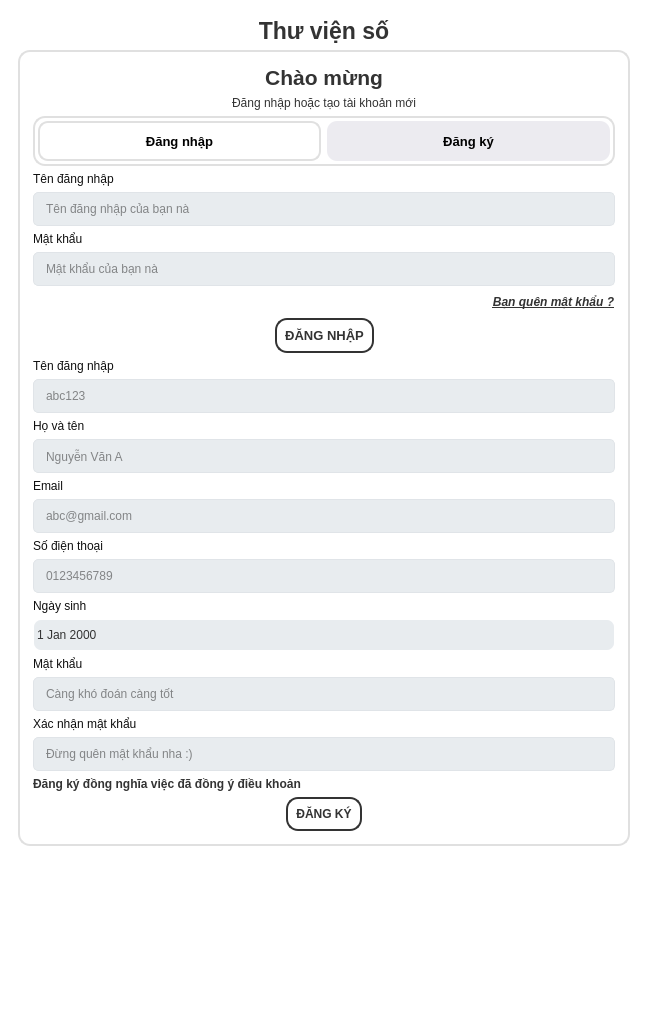
Before: the Qt Designer form dang_ky_dialog.ui in thanhtrung411/PBL2_new, drawn with Qt 5.
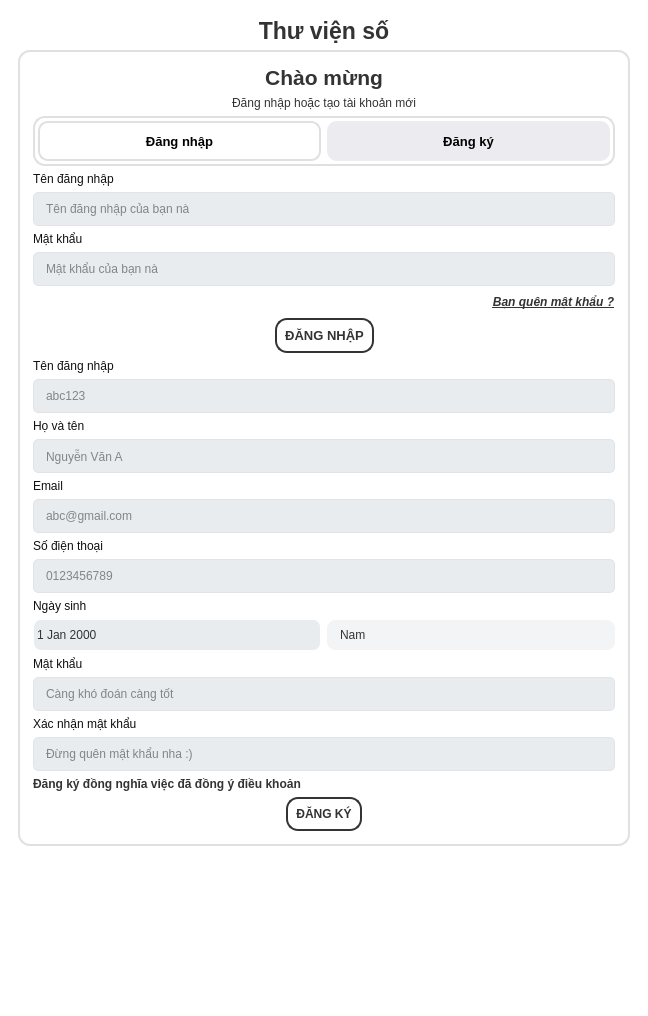
After: the same form once the commit is applied. The open tabs and pages were chosen to show the change. Icons and pictures are not drawn.

The edit to the form file:
```diff
--- a/dang_ky_dialog.ui
+++ b/dang_ky_dialog.ui
@@ -7,7 +7,7 @@
     <x>0</x>
     <y>0</y>
     <width>648</width>
-    <height>1014</height>
+    <height>1016</height>
    </rect>
   </property>
   <property name="windowTitle">
@@ -1071,9 +1071,11 @@
             </widget>
            </item>
            <item>
-            <widget class="QDateEdit" name="ngay_sinh_2_input">
-             <property name="styleSheet">
-              <string notr="true">/* --- PHẦN 1: Ô NHẬP LIỆU (Giống ComboBox) --- */
+            <layout class="QHBoxLayout" name="dang_nhap_button_layout_2">
+             <item>
+              <widget class="QDateEdit" name="ngay_sinh_2_input">
+               <property name="styleSheet">
+                <string notr="true">/* --- PHẦN 1: Ô NHẬP LIỆU (Giống ComboBox) --- */
 QDateEdit {
     border: 2px solid transparent;
     border-radius: 8px;
@@ -1154,11 +1156,94 @@
 QCalendarWidget QAbstractItemView:disabled {
     color: #888; /* Màu chữ xám cho ngày không thuộc tháng hiện tại */
 }</string>
-             </property>
-             <property name="calendarPopup">
-              <bool>true</bool>
-             </property>
-            </widget>
+               </property>
+               <property name="calendarPopup">
+                <bool>true</bool>
+               </property>
+              </widget>
+             </item>
+             <item>
+              <widget class="QComboBox" name="gioi_tinh">
+               <property name="styleSheet">
+                <string notr="true">QComboBox {
+    background-color: #f3f4f6;
+    border: 1px solid #f3f4f6;
+    border-radius: 8px;
+    padding: 6px 12px;
+    color: #333;
+}
+
+QComboBox:hover {
+    background-color: #e4e6eb;
+    border-color: #e4e6eb;
+}
+
+QComboBox:on {
+    background-color: #e4e6eb;
+    border-bottom-left-radius: 0px;
+    border-bottom-right-radius: 0px;
+}
+
+QComboBox::drop-down {
+    subcontrol-origin: padding;
+    subcontrol-position: top right;
+    width: 30px;
+    border-left-width: 0px;
+    border-top-right-radius: 8px;
+    border-bottom-right-radius: 8px;
+}
+
+QComboBox::down-arrow {
+    image: url(:/icons/icons_/down-chevron.png);
+    width: 12px;
+    height: 12px;
+}
+
+QComboBox QAbstractItemView {
+    background-color: white;
+    border: 1px solid #dcdcdc;
+    border-radius: 8px;
+    border-top-left-radius: 0px;
+    border-top-right-radius: 0px;
+    color: #333;
+    selection-background-color: #f3f4f6;
+    selection-color: #333;
+    outline: 0;
+}
+
+QComboBox QAbstractItemView::item {
+    padding: 8px 12px;
+    min-height: 25px;
+}
+
+QComboBox QAbstractItemView::item:hover {
+    background-color: #f0f5ff;
+    color: rgb(60, 91, 149);
+}
+
+QComboBox QAbstractItemView::item:selected {
+    background-color: #e4e6eb;
+    color: #333;
+}</string>
+               </property>
+               <item>
+                <property name="text">
+                 <string>Nam</string>
+                </property>
+               </item>
+               <item>
+                <property name="text">
+                 <string>Nữ</string>
+                </property>
+               </item>
+               <item>
+                <property name="text">
+                 <string>Khác</string>
+                </property>
+               </item>
+              </widget>
+             </item>
+            </layout>
            </item>
            <item>
             <widget class="QLabel" name="password_label_2">
```
Left out of the diff: 4 changed lines with no effect on the pictures.
